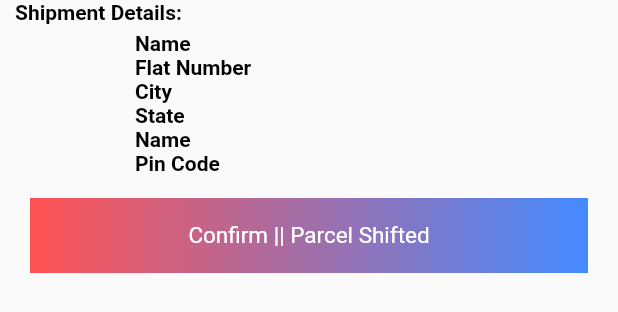
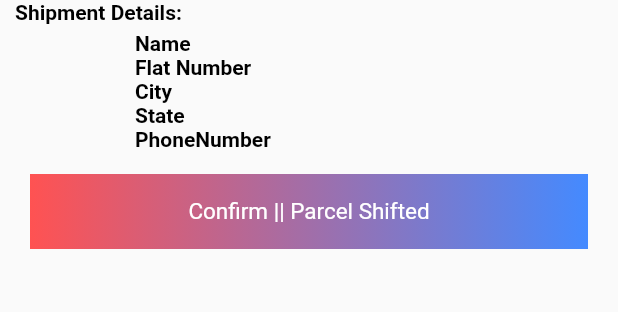
Before and after one commit to officialismailshah/e_shop_update, a Flutter app: the AdminShippingDetails widget shown alone on an empty page, opened directly with empty values, on a phone screen of 412 x 824 dp. Shown: the top 312 px of the screen. Run offline on Flutter 3.47's test engine with Material 2 defaults, Android fonts, the phone set to English and light mode, and no system bars; our stand-ins replace cloud_firestore, firebase_auth, firebase_core, firebase_storage, fluttertoast, image_picker and 2 more; accounts and stored records are empty; project files that could hold a hidden picture were left out.

Commit message:
pincoderemove

```diff
--- a/lib/Address/address.dart
+++ b/lib/Address/address.dart
@@ -183,23 +183,23 @@ class _AddressCardState extends State<AddressCard> {
                           TableRow(
                               children: [
                                 KeyText(msg: "State",),
-                                Text(widget.model.name),
-                              ]
-                          ),
-
-                          TableRow(
-                              children: [
-                                KeyText(msg: "Name",),
                                 Text(widget.model.state),
                               ]
                           ),
 
                           TableRow(
                               children: [
-                                KeyText(msg: "Pin Code",),
-                                Text(widget.model.pincode),
+                                KeyText(msg: "PhoneNumber",),
+                                Text(widget.model.phoneNumber),
                               ]
                           ),
+
+                          // TableRow(
+                          //     children: [
+                          //       KeyText(msg: "Pin Code",),
+                          //       Text(widget.model.pincode),
+                          //     ]
+                          // ),
                         ],
                       ),
                     ),
--- a/lib/Admin/adminOrderDetails.dart
+++ b/lib/Admin/adminOrderDetails.dart
@@ -242,20 +242,20 @@ class AdminShippingDetails extends StatelessWidget {
                 KeyText(
                   msg: "State",
                 ),
-                Text(model.name),
-              ]),
-              TableRow(children: [
-                KeyText(
-                  msg: "Name",
-                ),
                 Text(model.state),
               ]),
               TableRow(children: [
                 KeyText(
-                  msg: "Pin Code",
+                  msg: "PhoneNumber",
                 ),
-                Text(model.pincode),
+                Text(model.phoneNumber),
               ]),
+              // TableRow(children: [
+              //   KeyText(
+              //     msg: "Pin Code",
+              //   ),
+              //   Text(model.pincode),
+              // ]),
             ],
           ),
         ),
```
Also changed, not shown: lib/Widgets/orderCard.dart (+0 -8 lines), pubspec.lock.
